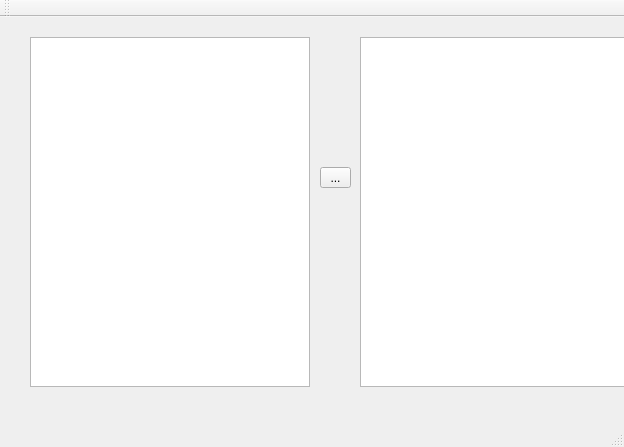
Above: ui/offsets.ui from Sunfe/-offsets before the change. Below: the same form after it.
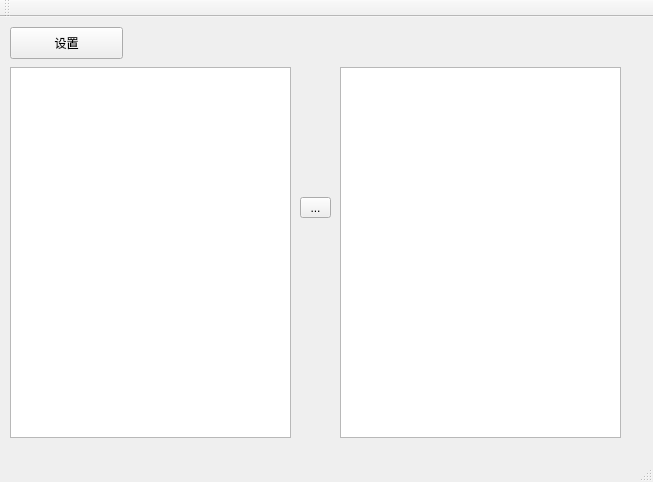
That is the form after the change. Icons and pictures are not drawn.

Commit message: basic settings

What changed in the file:
```diff
--- a/ui/offsets.ui
+++ b/ui/offsets.ui
@@ -6,8 +6,8 @@
    <rect>
     <x>0</x>
     <y>0</y>
-    <width>624</width>
-    <height>447</height>
+    <width>653</width>
+    <height>482</height>
    </rect>
   </property>
   <property name="windowTitle">
@@ -17,28 +17,28 @@
    <widget class="QPlainTextEdit" name="src">
     <property name="geometry">
      <rect>
-      <x>30</x>
-      <y>20</y>
-      <width>280</width>
-      <height>350</height>
+      <x>10</x>
+      <y>50</y>
+      <width>281</width>
+      <height>371</height>
      </rect>
     </property>
    </widget>
    <widget class="QPlainTextEdit" name="target">
     <property name="geometry">
      <rect>
-      <x>360</x>
-      <y>20</y>
-      <width>280</width>
-      <height>350</height>
+      <x>340</x>
+      <y>50</y>
+      <width>281</width>
+      <height>371</height>
      </rect>
     </property>
    </widget>
    <widget class="QToolButton" name="btnParse">
     <property name="geometry">
      <rect>
-      <x>320</x>
-      <y>150</y>
+      <x>300</x>
+      <y>180</y>
       <width>31</width>
       <height>21</height>
      </rect>
@@ -51,6 +51,19 @@
       <normaloff>:/offsets/images/arrow_right.png</normaloff>:/offsets/images/arrow_right.png</iconset>
     </property>
    </widget>
+   <widget class="QPushButton" name="btnSetting">
+    <property name="geometry">
+     <rect>
+      <x>10</x>
+      <y>10</y>
+      <width>113</width>
+      <height>32</height>
+     </rect>
+    </property>
+    <property name="text">
+     <string>设置</string>
+    </property>
+   </widget>
   </widget>
   <widget class="QToolBar" name="mainToolBar">
    <attribute name="toolBarArea">
```
Left out of the diff: 19 changed lines with no effect on the pictures. The commit also changes 6 other files.
